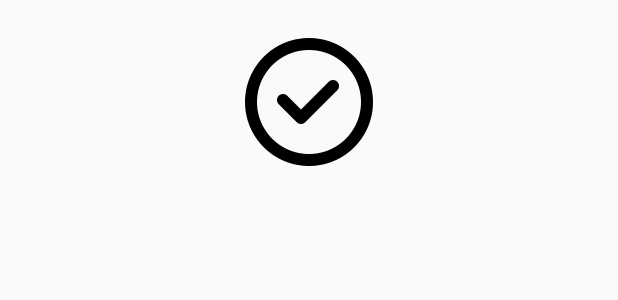
After one commit to tonghs/OPomodoro, an Android app: the layout alert_dialog.xml on its own in the app's theme, with its tools: preview values and no code run, on a phone screen of 412 x 824 dp. The commit adds this screen. Shown: the top 300 px of the screen. Run offline under Robolectric (Android 15) with nearby library versions, the phone set to English and light mode, and no system bars.

Commit message:
custom alert

```diff
--- a/OPomodoro/src/main/res/layout/activity_main.xml
+++ b/OPomodoro/src/main/res/layout/activity_main.xml
@@ -33,6 +33,7 @@
             android:gravity="center"
             android:text="@string/init_str"/>
         <ImageButton
+            android:id="@+id/btn_start_stop"
             android:layout_width="@dimen/btn_width"
             android:layout_height="@dimen/btn_height"
             android:layout_marginTop="@dimen/btn_margin"
@@ -55,7 +56,7 @@
             android:layout_height="@dimen/btn_height"
             android:background="@color/bg_color"
             android:src="@drawable/about"
-            android:onClick="btn_about"/>
+            android:onClick="btn_aboutClick"/>
         <TextView
             android:layout_width="wrap_content"
             android:layout_height="wrap_content"
@@ -65,6 +66,6 @@
             android:layout_height="@dimen/btn_height"
             android:background="@color/bg_color"
             android:src="@drawable/setting"
-            android:onClick="btn_setting"/>
+            android:onClick="btn_settingClick"/>
     </LinearLayout>
 </RelativeLayout>
--- /dev/null
+++ b/OPomodoro/src/main/res/layout/alert_dialog.xml
@@ -0,0 +1,15 @@
+<?xml version="1.0" encoding="utf-8"?>
+
+<LinearLayout xmlns:android="http://schemas.android.com/apk/res/android"
+    android:orientation="vertical"
+    android:layout_width="match_parent"
+    android:layout_height="match_parent">
+
+    <ImageView
+        android:layout_width="fill_parent"
+        android:layout_height="wrap_content"
+        android:layout_margin="@dimen/container_margin"
+        android:layout_gravity="center"
+        android:src="@drawable/circle_ok"/>
+
+</LinearLayout>
--- a/OPomodoro/src/main/res/values/strings.xml
+++ b/OPomodoro/src/main/res/values/strings.xml
@@ -9,5 +9,6 @@
     <string name="version">v0.9 beta</string>
     <string name="feedback">Feedback from user of OPodomoro</string>
     <string name="sending">Send email...</string>
+    <string name="welldone">Well Done</string>
     <string name="description">POMODORO\n\n1. A Pomodoro is indivisible\n\n2. Break down a task that takes more than 3 hours\n\n3. Once a Pomodoro begins, it has to ring\n\n4. Combine tasks that take less than one Pomodoro\n\n5. Should not be used for free time</string>
 </resources>
```
Also changed, not shown: OPomodoro/src/main/java/com/tonghs/opomodoro/MainActivity.java (+16 -10 lines), OPomodoro/src/main/java/com/tonghs/opomodoro/util/AlertDialog.java (added, +26 -0 lines), OPomodoro/src/main/res/drawable-hdpi/circle_ok.png (added), OPomodoro/src/main/res/drawable-mdpi/circle_ok.png (added), OPomodoro/src/main/res/drawable-xhdpi/circle_ok.png (added), OPomodoro/src/main/res/drawable-xxhdpi/circle_ok.png (added), 1 other file.
